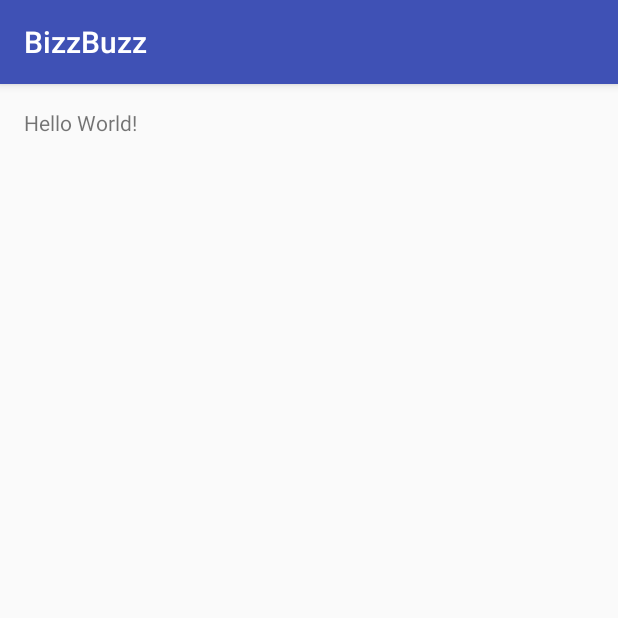
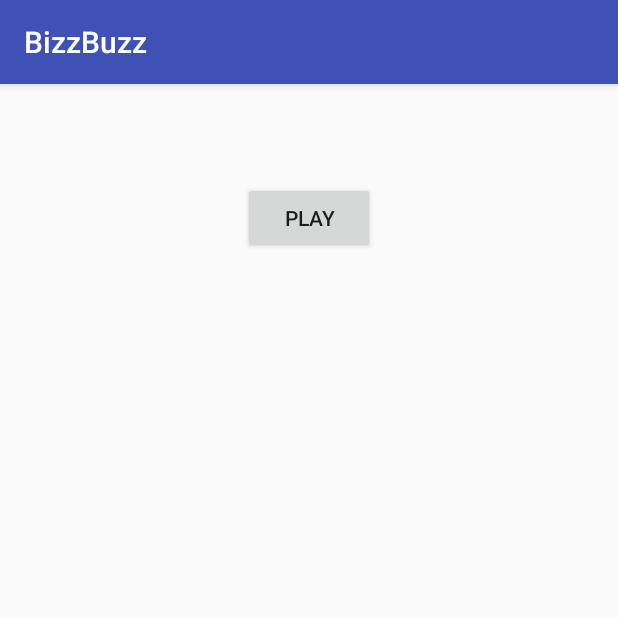
Before and after one commit to benfallas/bizzbuzz, an Android app: the screen it shows after launch (HomeActivity), on a phone screen of 412 x 824 dp, the top half of it. Run offline under Robolectric (Android 15) with nearby library versions, the phone set to English and light mode, and no system bars.

Commit message:
Added butter knife library to gradle

```diff
--- a/BizzBuzz/app/build.gradle
+++ b/BizzBuzz/app/build.gradle
@@ -26,4 +26,8 @@ dependencies {
     })
     compile 'com.android.support:appcompat-v7:25.3.1'
     testCompile 'junit:junit:4.12'
+
+    compile 'com.jakewharton:butterknife:8.0.1'
+    annotationProcessor 'com.jakewharton:butterknife-compiler:8.0.1'
+
 }
--- a/BizzBuzz/app/src/main/java/firstandroid/com/bizzbuzz/HomeActivity.java
+++ b/BizzBuzz/app/src/main/java/firstandroid/com/bizzbuzz/HomeActivity.java
@@ -2,12 +2,16 @@ package firstandroid.com.bizzbuzz;
 
 import android.support.v7.app.AppCompatActivity;
 import android.os.Bundle;
+import android.widget.TextView;
 
 public class HomeActivity extends AppCompatActivity {
+
 
     @Override
     protected void onCreate(Bundle savedInstanceState) {
         super.onCreate(savedInstanceState);
         setContentView(R.layout.activity_home);
     }
+
+
 }
--- a/BizzBuzz/app/src/main/res/layout/activity_home.xml
+++ b/BizzBuzz/app/src/main/res/layout/activity_home.xml
@@ -10,8 +10,13 @@
     android:paddingTop="@dimen/activity_vertical_margin"
     tools:context="firstandroid.com.bizzbuzz.HomeActivity">
 
-    <TextView
+
+    <Button
+        android:text="Play"
         android:layout_width="wrap_content"
         android:layout_height="wrap_content"
-        android:text="Hello World!" />
+        android:layout_alignParentTop="true"
+        android:layout_centerHorizontal="true"
+        android:layout_marginTop="49dp"
+        android:id="@+id/play_button" />
 </RelativeLayout>
```
